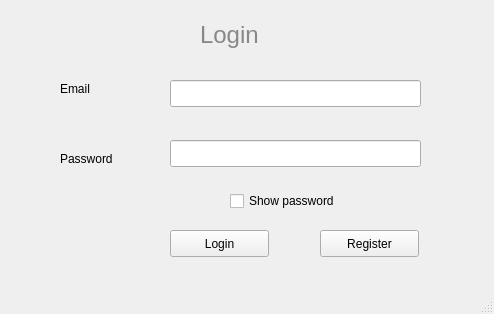
The window that guis/login.ui (password-manager/linux) describes before a commit, drawn with Qt 5.
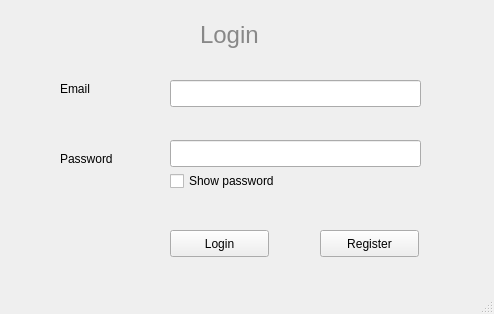
The same window after the commit.

Patch:
```diff
--- a/guis/login.ui
+++ b/guis/login.ui
@@ -109,8 +109,8 @@
    <widget class="QCheckBox" name="checkBox">
     <property name="geometry">
      <rect>
-      <x>230</x>
-      <y>190</y>
+      <x>170</x>
+      <y>170</y>
       <width>131</width>
       <height>22</height>
      </rect>
```
